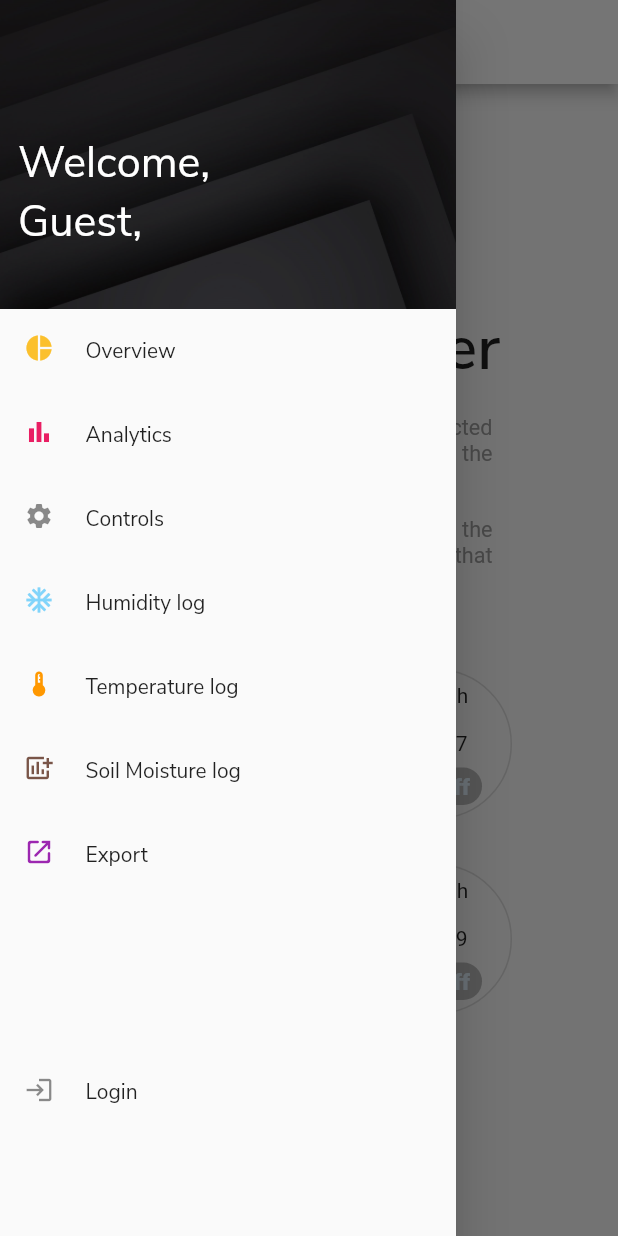
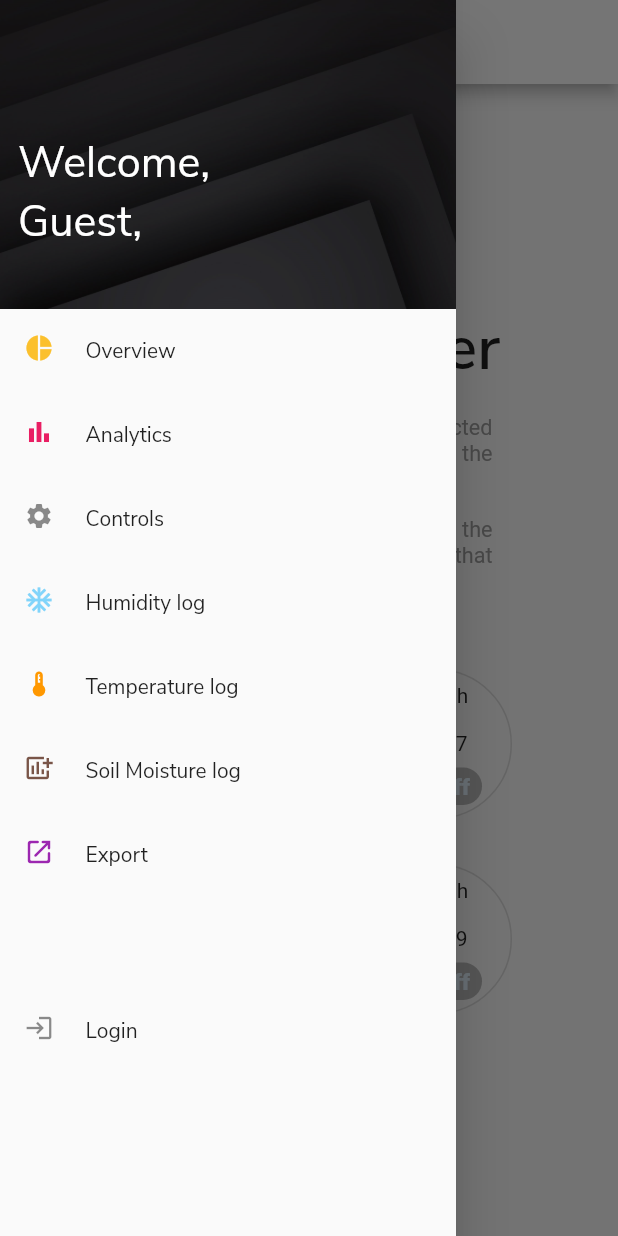
Before and after one commit to hammadahamed/agro_cloud, a Flutter app: the Controls screen opened directly, with the side drawer open, on a phone screen of 412 x 824 dp. Run offline on Flutter 3.47's test engine with Material 2 defaults, Android fonts, the phone set to English and light mode, and no system bars; drawn by our look-alikes of flutter_switch; our stand-ins replace csv, firebase_core, firebase_database, fl_chart, flutter_spinkit, flutter_svg and 3 more; missing offline and left inert: sign_button; accounts and stored records are empty.

Commit message:
ntng much

```diff
--- a/lib/components/common_drawer.dart
+++ b/lib/components/common_drawer.dart
@@ -52,7 +52,7 @@ class _CommonDrawerState extends State<CommonDrawer> {
           children: [
             // NAVIGATIONS
             Container(
-              height: Get.height * .85,
+              height: Get.height * .8,
               child: Column(
                 children: [
                   // USER BANNER
```
